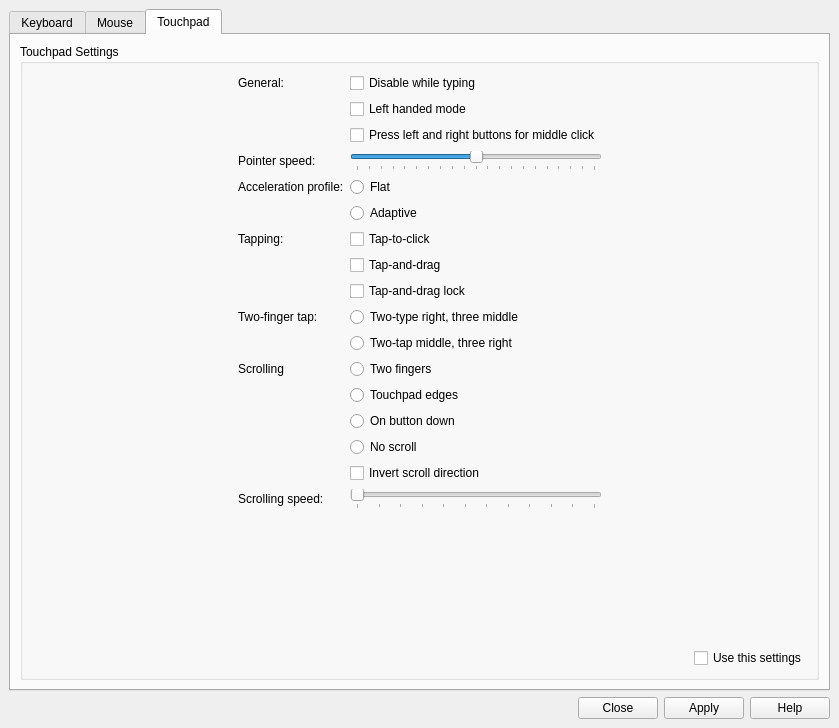
The window that sway_input_config/ui/mainwindow.ui (Sunderland93/sway-input-config) describes before a commit, drawn with Qt 5.
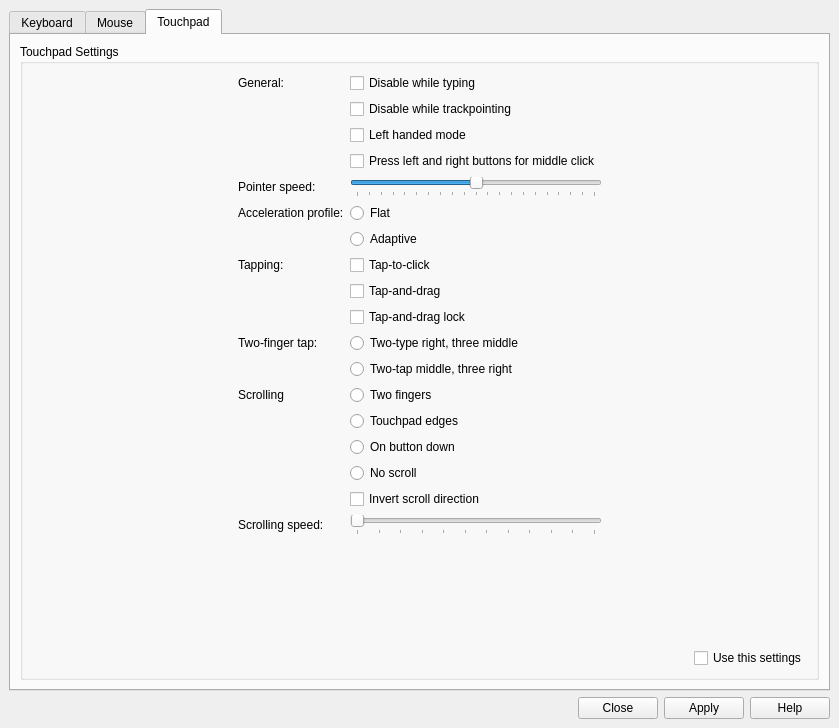
The same window after the commit. The open tabs and pages were chosen to show the change.

Commit message: Add 'Disable while trackpointing' option

Patch:
```diff
--- a/sway_input_config/ui/mainwindow.ui
+++ b/sway_input_config/ui/mainwindow.ui
@@ -563,28 +563,28 @@
                  </property>
                 </widget>
                </item>
-               <item row="1" column="1">
+               <item row="2" column="1">
                 <widget class="QCheckBox" name="touchLeftHanded">
                  <property name="text">
                   <string>Left handed mode</string>
                  </property>
                 </widget>
                </item>
-               <item row="2" column="1">
+               <item row="3" column="1">
                 <widget class="QCheckBox" name="touchMiddle">
                  <property name="text">
                   <string>Press left and right buttons for middle click</string>
                  </property>
                 </widget>
                </item>
-               <item row="3" column="0">
+               <item row="4" column="0">
                 <widget class="QLabel" name="label_7">
                  <property name="text">
                   <string>Pointer speed:</string>
                  </property>
                 </widget>
                </item>
-               <item row="3" column="1">
+               <item row="4" column="1">
                 <widget class="QSlider" name="touchAccel">
                  <property name="minimum">
                   <number>-10</number>
@@ -606,126 +606,126 @@
                  </property>
                 </widget>
                </item>
-               <item row="4" column="0">
+               <item row="5" column="0">
                 <widget class="QLabel" name="label_8">
                  <property name="text">
                   <string>Acceleration profile:</string>
                  </property>
                 </widget>
                </item>
-               <item row="4" column="1">
+               <item row="5" column="1">
                 <widget class="QRadioButton" name="touchFlat">
                  <property name="text">
                   <string>Flat</string>
                  </property>
                 </widget>
                </item>
-               <item row="5" column="1">
+               <item row="6" column="1">
                 <widget class="QRadioButton" name="touchAdaptive">
                  <property name="text">
                   <string>Adaptive</string>
                  </property>
                 </widget>
                </item>
-               <item row="6" column="0">
+               <item row="7" column="0">
                 <widget class="QLabel" name="label_9">
                  <property name="text">
                   <string>Tapping:</string>
                  </property>
                 </widget>
                </item>
-               <item row="6" column="1">
+               <item row="7" column="1">
                 <widget class="QCheckBox" name="tap_click">
                  <property name="text">
                   <string>Tap-to-click</string>
                  </property>
                 </widget>
                </item>
-               <item row="7" column="1">
+               <item row="8" column="1">
                 <widget class="QCheckBox" name="drag">
                  <property name="text">
                   <string>Tap-and-drag</string>
                  </property>
                 </widget>
                </item>
-               <item row="8" column="1">
+               <item row="9" column="1">
                 <widget class="QCheckBox" name="drag_lock">
                  <property name="text">
                   <string>Tap-and-drag lock</string>
                  </property>
                 </widget>
                </item>
-               <item row="9" column="0">
+               <item row="10" column="0">
                 <widget class="QLabel" name="label_10">
                  <property name="text">
                   <string>Two-finger tap:</string>
                  </property>
                 </widget>
                </item>
-               <item row="9" column="1">
+               <item row="10" column="1">
                 <widget class="QRadioButton" name="lrm">
                  <property name="text">
                   <string>Two-type right, three middle</string>
                  </property>
                 </widget>
                </item>
-               <item row="10" column="1">
+               <item row="11" column="1">
                 <widget class="QRadioButton" name="lmr">
                  <property name="text">
                   <string>Two-tap middle, three right</string>
                  </property>
                 </widget>
                </item>
-               <item row="11" column="0">
+               <item row="12" column="0">
                 <widget class="QLabel" name="label_11">
                  <property name="text">
                   <string>Scrolling</string>
                  </property>
                 </widget>
                </item>
-               <item row="11" column="1">
+               <item row="12" column="1">
                 <widget class="QRadioButton" name="method1">
                  <property name="text">
                   <string>Two fingers</string>
                  </property>
                 </widget>
                </item>
-               <item row="12" column="1">
+               <item row="13" column="1">
                 <widget class="QRadioButton" name="method2">
                  <property name="text">
                   <string>Touchpad edges</string>
                  </property>
                 </widget>
                </item>
-               <item row="13" column="1">
+               <item row="14" column="1">
                 <widget class="QRadioButton" name="method3">
                  <property name="text">
                   <string>On button down</string>
                  </property>
                 </widget>
                </item>
-               <item row="14" column="1">
+               <item row="15" column="1">
                 <widget class="QRadioButton" name="method4">
                  <property name="text">
                   <string>No scroll</string>
                  </property>
                 </widget>
                </item>
-               <item row="15" column="1">
+               <item row="16" column="1">
                 <widget class="QCheckBox" name="touchNatScroll">
                  <property name="text">
                   <string>Invert scroll direction</string>
                  </property>
                 </widget>
                </item>
-               <item row="16" column="0">
+               <item row="17" column="0">
                 <widget class="QLabel" name="label_12">
                  <property name="text">
                   <string>Scrolling speed:</string>
                  </property>
                 </widget>
                </item>
-               <item row="16" column="1">
+               <item row="17" column="1">
                 <widget class="QSlider" name="touchScrollFactor">
                  <property name="minimum">
                   <number>1</number>
@@ -747,6 +747,13 @@
                  </property>
                 </widget>
                </item>
+               <item row="1" column="1">
+                <widget class="QCheckBox" name="DWTP">
+                 <property name="text">
+                  <string>Disable while trackpointing</string>
+                 </property>
+                </widget>
+               </item>
               </layout>
              </item>
              <item>
```
The commit also changes 3 other files.
